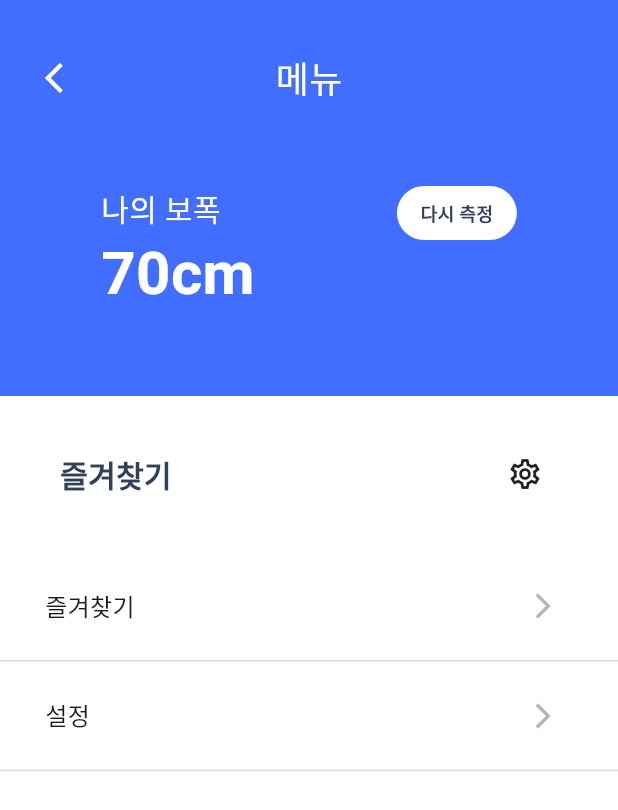
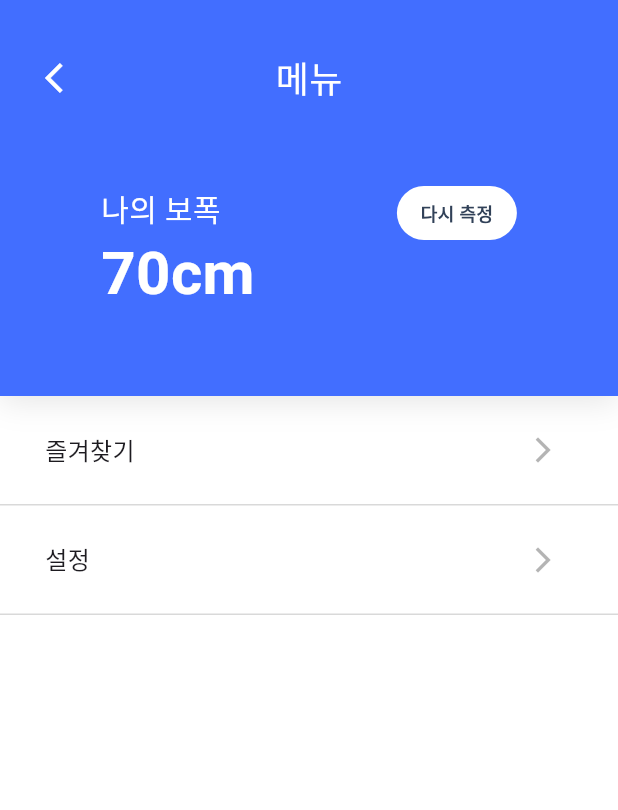
Before and after one commit to Ogwart/annyong_app, a Flutter app: the MenuPage screen opened by its route, on a phone screen of 412 x 824 dp. Shown: the top 810 px of the screen. Run offline on Flutter 3.47's test engine with Material 3 defaults, Android fonts, the phone set to English and light mode, and no system bars; our stand-ins replace flutter_map, flutter_riverpod, go_router, latlong2; missing offline and left inert: dart:ffi; Roboto replaces fonts that are missing (Pretendard); project files that could hold a hidden picture were left out.

Commit message:
Feature: 메뉴 페이지 UI 수정

```diff
--- a/lib/presentation/ui/menu/menu_page.dart
+++ b/lib/presentation/ui/menu/menu_page.dart
@@ -11,11 +11,21 @@ class MenuPage extends StatelessWidget {
     return Scaffold(
       body: Column(
         children: [
+          // 상단 보폭 메뉴
           Container(
             padding: EdgeInsets.symmetric(vertical: 30, horizontal: 20),
             width: double.infinity,
             height: 264,
-            decoration: BoxDecoration(color: AppColors.primary),
+            decoration: BoxDecoration(
+              boxShadow: [
+                BoxShadow(
+                  blurRadius: 16,
+                  offset: Offset(0, 4),
+                  color: Colors.black.withAlpha(25),
+                ),
+              ],
+              color: AppColors.primary,
+            ),
             child: Column(
               children: [
                 // 상단 화살표, 페이지 제목
@@ -95,33 +105,6 @@ class MenuPage extends StatelessWidget {
               ],
             ),
           ),
-          // 즐겨찾기 메뉴
-          Padding(
-            padding: EdgeInsets.symmetric(vertical: 30, horizontal: 40),
-            child: Row(
-              mainAxisAlignment: MainAxisAlignment.spaceBetween,
-              children: [
-                Text(
-                  "즐겨찾기",
-                  style: TextStyle(
-                    fontSize: 20,
-                    fontWeight: FontWeight.w700,
-                    color: AppColors.text,
-                  ),
-                ),
-                GestureDetector(
-                  onTap: () {
-                    // 즐겨찾기 수정 페이지로 라우팅
-                  },
-                  child: SizedBox(
-                    width: 44,
-                    height: 44,
-                    child: Icon(Icons.settings_outlined),
-                  ),
-                ),
-              ],
-            ),
-          ),
           // 설정 메뉴
           MenuListButton(title: '즐겨찾기', routePath: '/home/menu/bookmark'),
           MenuListButton(title: '설정', routePath: '/home/menu/settings'),
--- a/lib/presentation/widgets/global_widgets/menu_list_button.dart
+++ b/lib/presentation/widgets/global_widgets/menu_list_button.dart
@@ -14,13 +14,11 @@ class MenuListButton extends StatelessWidget {
 
   @override
   Widget build(BuildContext context) {
-    // 1. GestureDetector가 Container 전체를 감싸도록 변경
     return GestureDetector(
       onTap: () {
-        // 2. 절대 경로로 이동하도록 context.go를 호출
         context.go(routePath);
       },
-      behavior: HitTestBehavior.opaque, // 빈 공간도 탭이 되도록 설정
+      behavior: HitTestBehavior.opaque,
       child: InkWell(
         child: Container(
           padding: EdgeInsets.symmetric(vertical: 16, horizontal: 30),
```
